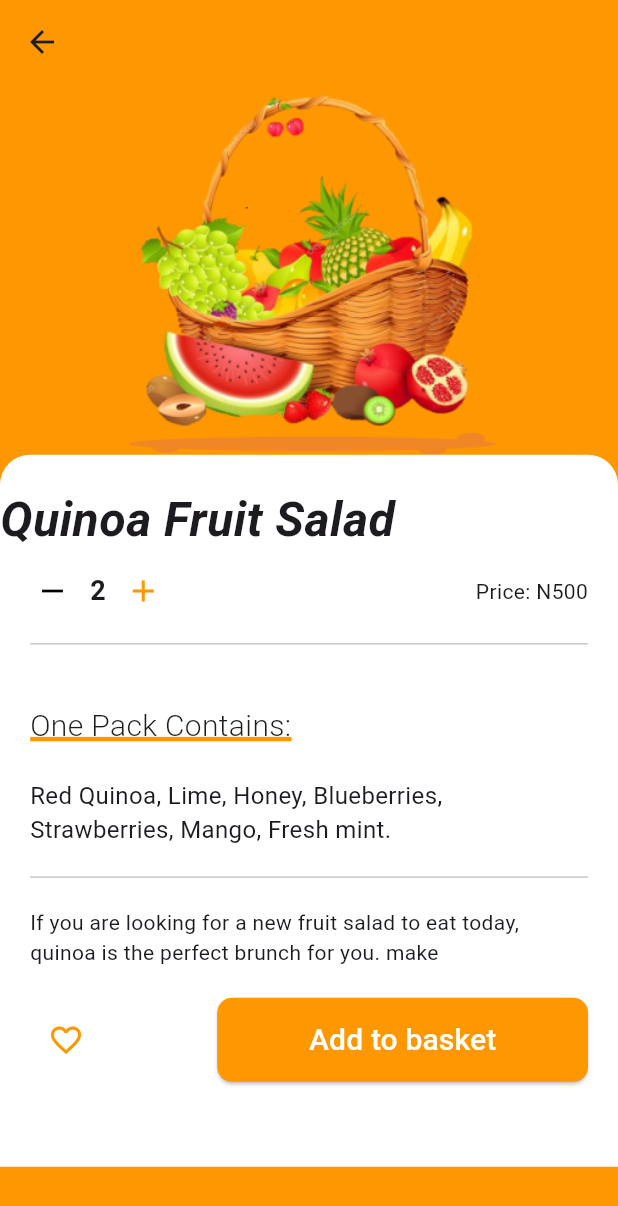
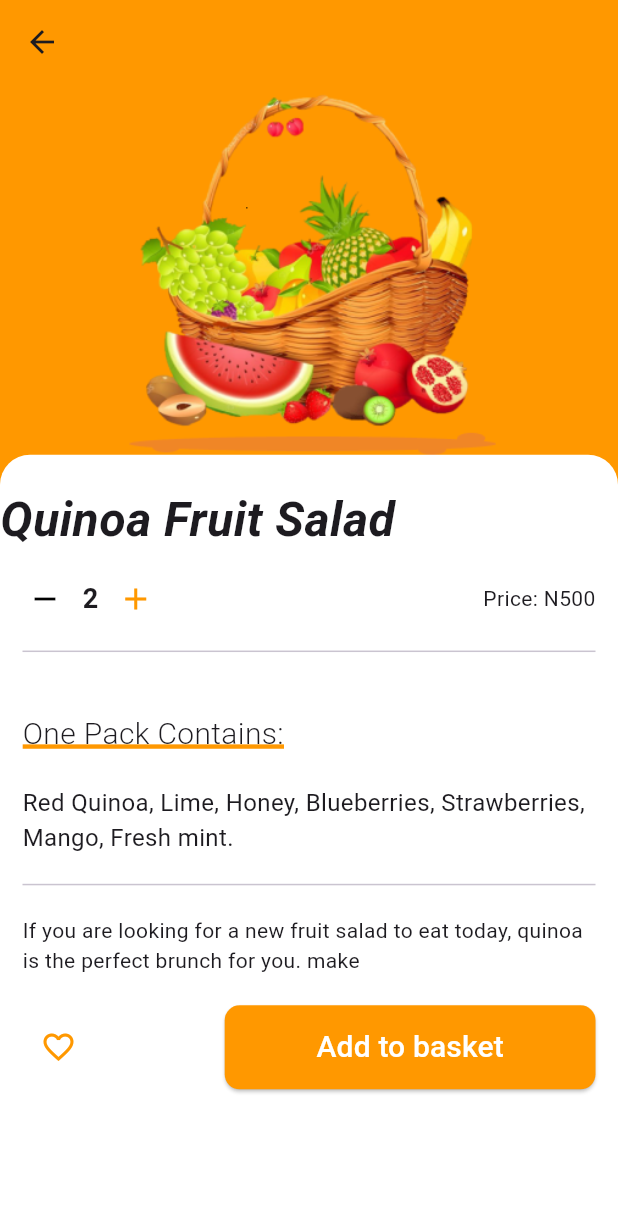
Before and after one commit to hassanannajjar/Ecommerc-app, a Flutter app: the ViewItem screen opened by its route, on a phone screen of 412 x 824 dp. Shown: the top 1206 px of the screen. Run offline on Flutter 3.47's test engine with Material 3 defaults, Android fonts, the phone set to English and light mode, and no system bars; our stand-ins replace flutter_svg; missing offline and left inert: dynamic_tabbar.

Commit message:
Refactor ViewItem screen layout and add image and button functionality

```diff
--- a/lib/view/view_item.dart
+++ b/lib/view/view_item.dart
@@ -20,10 +20,8 @@ class ViewItem extends StatelessWidget {
               height: MediaQuery.sizeOf(context).height * 0.3,
             ),
           ),
-          Container(
-            constraints: BoxConstraints(
-              minHeight: MediaQuery.sizeOf(context).height * 0.576,
-            ),
+          Expanded(
+            child: Container(
               decoration: const BoxDecoration(
                 color: Colors.white,
                 borderRadius: BorderRadius.only(
@@ -46,17 +44,13 @@ class ViewItem extends StatelessWidget {
                     ),
                   ),
                   Padding(
-                  padding: const EdgeInsets.symmetric(horizontal: 20),
-                  child: Expanded(
+                    padding: const EdgeInsets.all(15),
                     child: Column(
                       mainAxisAlignment: MainAxisAlignment.spaceBetween,
                       children: [
                         Column(
                           crossAxisAlignment: CrossAxisAlignment.start,
                           children: [
-                            const SizedBox(
-                              height: 10,
-                            ),
                             Row(
                               mainAxisAlignment: MainAxisAlignment.spaceBetween,
                               children: [
@@ -203,9 +197,9 @@ class ViewItem extends StatelessWidget {
                         ),
                       ],
                     ),
-                  ),
                   )
                 ],
+              ),
             ),
           )
         ],
```
Lines whose indentation alone changed are shown as unchanged.
